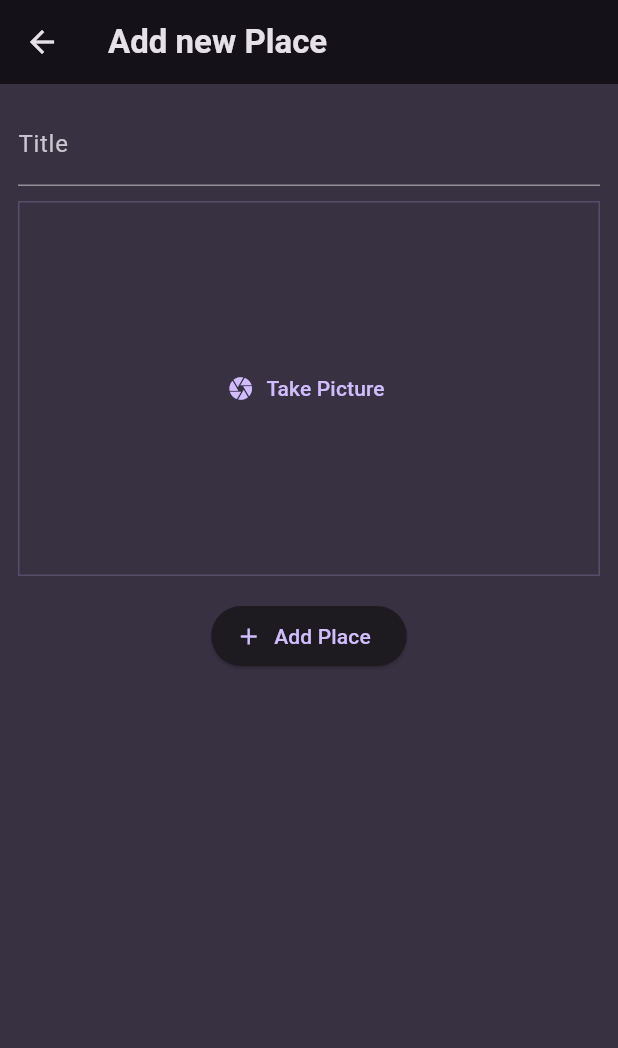
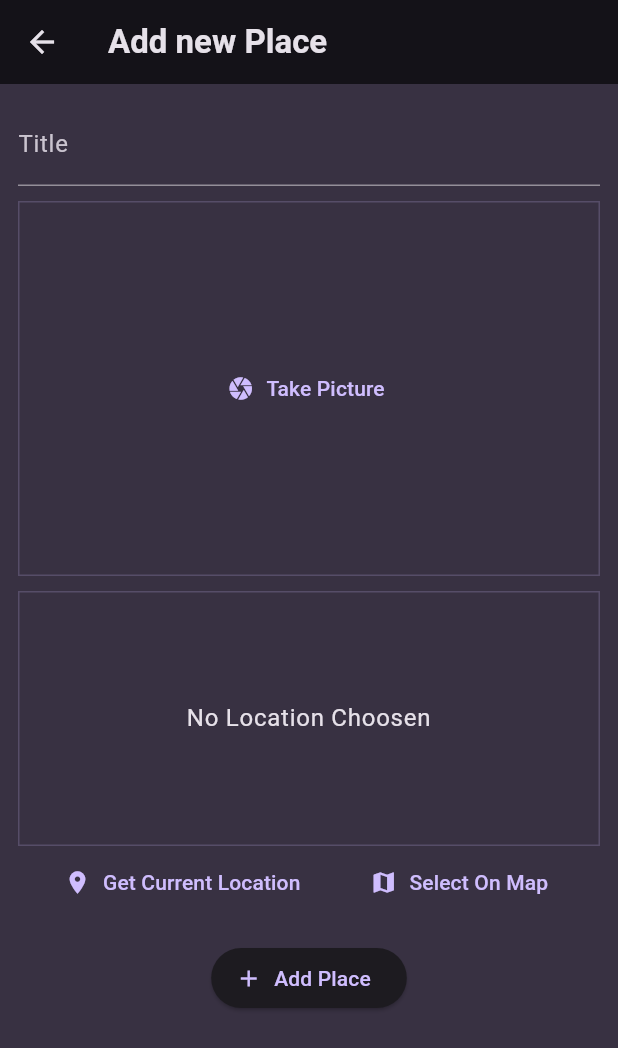
Before and after one commit to PyaeSone99/Favourite_Place, a Flutter app: the AddPlaceScreen screen opened directly, on a phone screen of 412 x 824 dp. Shown: the top 1048 px of the screen. Run offline on Flutter 3.47's test engine with Material 3 defaults, Android fonts, the phone set to English and light mode, and no system bars; our stand-ins replace flutter_riverpod, google_fonts, image_picker, location.

Commit message:
015 Getting the User's Current Location

```diff
--- a/lib/screens/add_place.dart
+++ b/lib/screens/add_place.dart
@@ -1,7 +1,8 @@
 import 'dart:io';
 
 import 'package:favourite_places/providers/user_places.dart';
-import 'package:favourite_places/screens/image_input.dart';
+import 'package:favourite_places/widgets/image_input.dart';
+import 'package:favourite_places/widgets/location_input.dart';
 import 'package:flutter/material.dart';
 import 'package:flutter_riverpod/flutter_riverpod.dart';
 
@@ -60,6 +61,8 @@ class _AddPlaceScreenState extends ConsumerState<AddPlaceScreen> {
             ImageInput(onPickImage: (image){
               _selectedImage = image;
             } ,),
+            const SizedBox(height: 10,),
+            LocationInput(),
             const SizedBox(
               height: 16,
             ),
--- a/lib/screens/places.dart
+++ b/lib/screens/places.dart
@@ -1,6 +1,6 @@
 import 'package:favourite_places/providers/user_places.dart';
 import 'package:favourite_places/screens/add_place.dart';
-import 'package:favourite_places/screens/places_list.dart';
+import 'package:favourite_places/widgets/places_list.dart';
 import 'package:flutter/material.dart';
 import 'package:flutter_riverpod/flutter_riverpod.dart';
 
--- /dev/null
+++ b/lib/widgets/location_input.dart
@@ -0,0 +1,105 @@
+
+import 'package:flutter/material.dart';
+import 'package:location/location.dart';
+
+class LocationInput extends StatefulWidget {
+  const LocationInput({super.key});
+
+  @override
+  State<LocationInput> createState() {
+    return _LocationInputState();
+  }
+}
+
+class _LocationInputState extends State<LocationInput> {
+  Location? _pickedLocation;
+  var _isGettingLocation = false;
+
+  void _getCurrentLocation() async {
+
+    Location location = new Location();
+
+    bool serviceEnabled;
+    PermissionStatus permissionGranted;
+    LocationData locationData;
+
+    serviceEnabled = await location.serviceEnabled();
+    if (!serviceEnabled) {
+      serviceEnabled = await location.requestService();
+      if (!serviceEnabled) {
+        return;
+      }
+    }
+
+    permissionGranted = await location.hasPermission();
+    if (permissionGranted == PermissionStatus.denied) {
+      permissionGranted = await location.requestPermission();
+      if (permissionGranted != PermissionStatus.granted) {
+        return;
+      }
+    }
+
+    setState(() {
+      _isGettingLocation = true;
+    });
+
+    locationData = await location.getLocation();
+
+    setState(() {
+      _isGettingLocation = false;
+    });
+    print(locationData.latitude);
+    print(locationData.longitude);
+  }
+
+  @override
+  Widget build(BuildContext context) {
+
+    Widget previewContent = Text(
+            'No Location Choosen',
+            textAlign: TextAlign.center,
+            style: Theme.of(context)
+                .textTheme
+                .bodyLarge!
+                .copyWith(color: Theme.of(context).colorScheme.onBackground),
+          );
+
+    if (_isGettingLocation) {
+      previewContent = const CircularProgressIndicator();
+    }
+
+    return Column(
+      children: [
+        Container(
+          height: 170,
+          width: double.infinity,
+          alignment: Alignment.center,
+          decoration: BoxDecoration(
+            border: Border.all(
+              width: 1,
+              color: Theme.of(context).colorScheme.primary.withOpacity(0.2),
+            ),
+          ),
+          child: previewContent
+        ),
+        Row(
+          mainAxisAlignment: MainAxisAlignment.spaceEvenly,
+          children: [
+            TextButton.icon(
+                onPressed: _getCurrentLocation,
+                icon: const Icon(Icons.location_on),
+                label: const Text(
+                  'Get Current Location',
+                )),
+            TextButton.icon(
+                onPressed: () {},
+                icon: const Icon(Icons.map),
+                label: const Text(
+                  'Select On Map',
+                ))
+          ],
+        )
+      ],
+    );
+  }
+}
--- a/pubspec.yaml
+++ b/pubspec.yaml
@@ -39,6 +39,7 @@ dependencies:
   uuid: ^4.3.3
   flutter_riverpod: ^2.5.1
   image_picker: ^1.0.7
+  location: ^6.0.1
 
 dev_dependencies:
   flutter_test:
```
Also changed, not shown: lib/widgets/image_input.dart (renamed from lib/screens/image_input.dart), lib/widgets/places_list.dart (renamed from lib/screens/places_list.dart), pubspec.lock, 5 other files.
